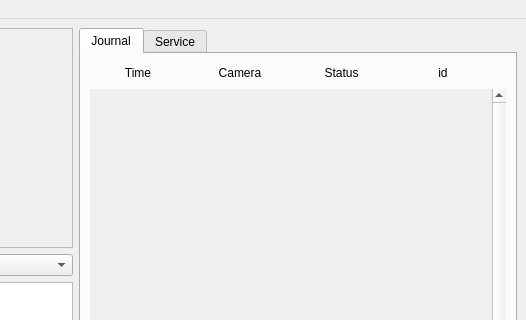
Qt form src/ui/mainwindow.ui (Larinenok/BigEye) before a commit; both pictures show x 374 to 900 and y 0 to 320 of the 900 by 600 pixel window.
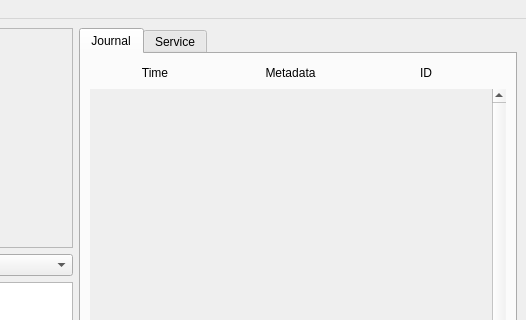
The same form after that commit.

Diff of the .ui file:
```diff
--- a/src/ui/mainwindow.ui
+++ b/src/ui/mainwindow.ui
@@ -86,6 +86,9 @@
     </item>
     <item>
      <widget class="QTabWidget" name="tabWidget">
+      <property name="enabled">
+       <bool>true</bool>
+      </property>
       <property name="currentIndex">
        <number>0</number>
       </property>
@@ -106,20 +109,10 @@
             </property>
            </widget>
           </item>
-          <item>
-           <widget class="QLabel" name="label_6">
-            <property name="text">
-             <string>Camera</string>
-            </property>
-            <property name="alignment">
-             <set>Qt::AlignCenter</set>
-            </property>
-           </widget>
-          </item>
           <item>
            <widget class="QLabel" name="label_9">
             <property name="text">
-             <string>Status</string>
+             <string>Metadata</string>
             </property>
             <property name="alignment">
              <set>Qt::AlignCenter</set>
@@ -129,7 +122,7 @@
           <item>
            <widget class="QLabel" name="label_7">
             <property name="text">
-             <string>id</string>
+             <string>ID</string>
             </property>
             <property name="alignment">
              <set>Qt::AlignCenter</set>
```
Left out of the diff: 28 changed lines with no effect on the pictures.
